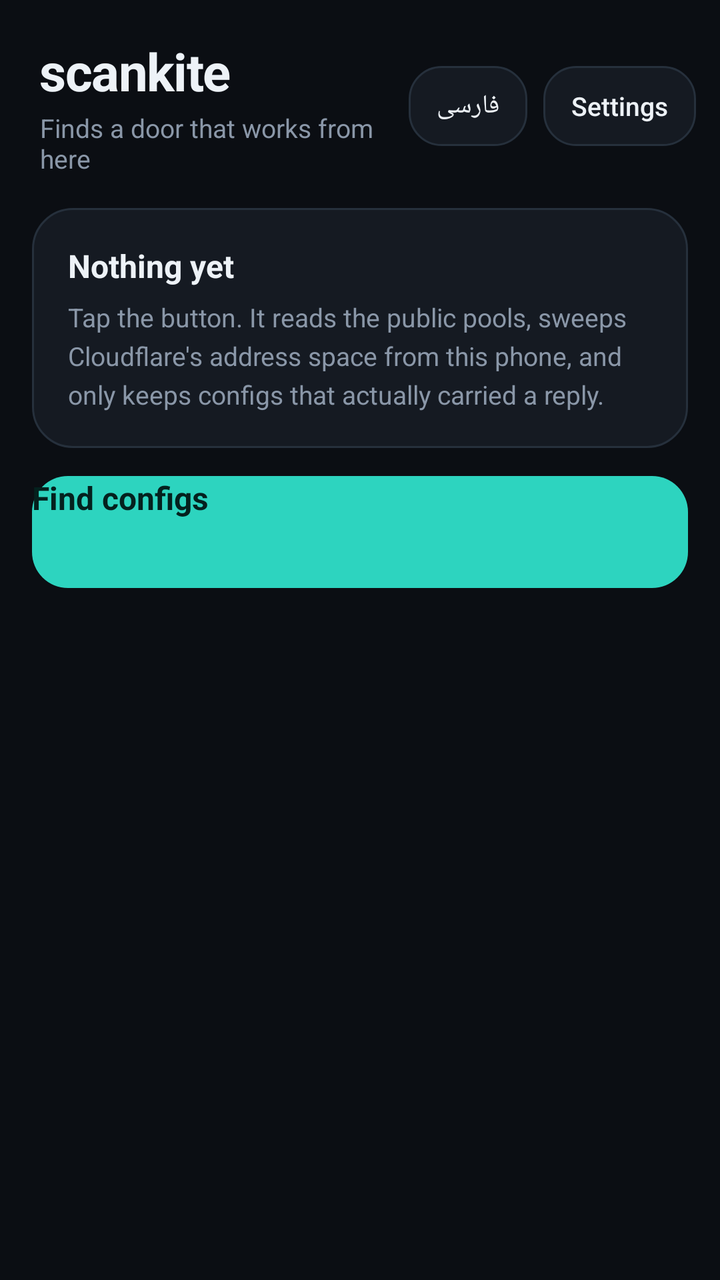
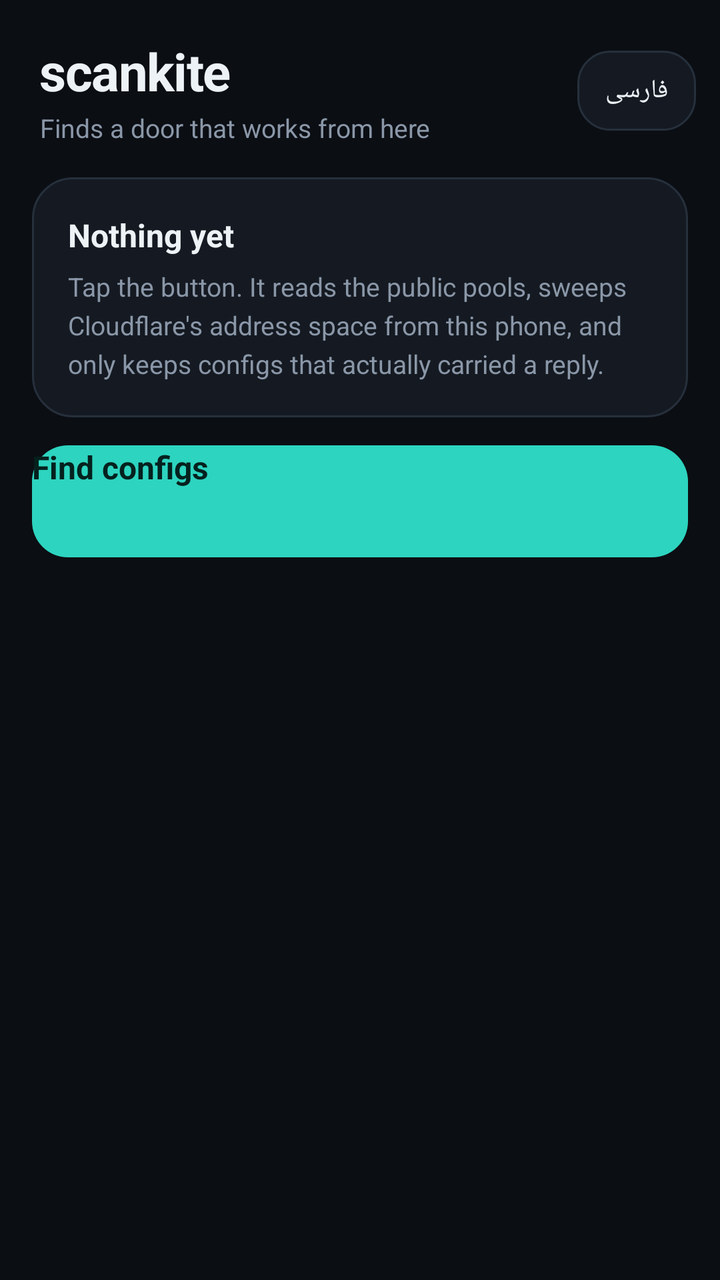

The first picture is an Android layout as it rendered before a commit; the second is the same layout after the commit. The layout source and the unified diff follow.
<!-- AndroidManifest.xml: application theme AppTheme -->
<!-- res/layout/activity_main.xml -->
<?xml version="1.0" encoding="utf-8"?>
<LinearLayout xmlns:android="http://schemas.android.com/apk/res/android"
    android:layout_width="match_parent"
    android:layout_height="match_parent"
    android:orientation="vertical"
    android:background="@color/screen"
    android:fitsSystemWindows="true">

    
    <LinearLayout
        android:layout_width="match_parent"
        android:layout_height="wrap_content"
        android:orientation="horizontal"
        android:gravity="center_vertical"
        android:paddingStart="20dp"
        android:paddingEnd="12dp"
        android:paddingTop="18dp"
        android:paddingBottom="10dp">

        <LinearLayout
            android:layout_width="0dp"
            android:layout_height="wrap_content"
            android:layout_weight="1"
            android:orientation="vertical">

            <TextView
                android:id="@+id/title"
                android:layout_width="wrap_content"
                android:layout_height="wrap_content"
                android:text="@string/app_name"
                android:textColor="@color/ink"
                android:textSize="26sp"
                android:textStyle="bold"
                android:letterSpacing="-0.02" />

            <TextView
                android:id="@+id/tagline"
                android:layout_width="wrap_content"
                android:layout_height="wrap_content"
                android:layout_marginTop="2dp"
                android:text="@string/tagline"
                android:textColor="@color/ink_dim"
                android:textSize="13sp" />
        </LinearLayout>

        <Button
            android:id="@+id/language"
            style="?android:attr/borderlessButtonStyle"
            android:layout_width="wrap_content"
            android:layout_height="40dp"
            android:minWidth="0dp"
            android:paddingStart="14dp"
            android:paddingEnd="14dp"
            android:background="@drawable/bg_ghost"
            android:text="@string/language"
            android:textAllCaps="false"
            android:textColor="@color/ink"
            android:textSize="13sp" />

        <Button
            android:id="@+id/settings"
            style="?android:attr/borderlessButtonStyle"
            android:layout_width="wrap_content"
            android:layout_height="40dp"
            android:layout_marginStart="8dp"
            android:minWidth="0dp"
            android:paddingStart="14dp"
            android:paddingEnd="14dp"
            android:background="@drawable/bg_ghost"
            android:text="@string/settings"
            android:textAllCaps="false"
            android:textColor="@color/ink"
            android:textSize="13sp" />
    </LinearLayout>

    
    <LinearLayout
        android:id="@+id/status_card"
        android:layout_width="match_parent"
        android:layout_height="wrap_content"
        android:layout_marginStart="16dp"
        android:layout_marginEnd="16dp"
        android:layout_marginTop="6dp"
        android:orientation="vertical"
        android:background="@drawable/bg_card"
        android:padding="18dp">

        <TextView
            android:id="@+id/status_title"
            android:layout_width="match_parent"
            android:layout_height="wrap_content"
            android:text="@string/idle_title"
            android:textColor="@color/ink"
            android:textSize="16sp"
            android:textStyle="bold" />

        <TextView
            android:id="@+id/status_body"
            android:layout_width="match_parent"
            android:layout_height="wrap_content"
            android:layout_marginTop="6dp"
            android:text="@string/idle_body"
            android:textColor="@color/ink_dim"
            android:textSize="13sp"
            android:lineSpacingExtra="4dp" />

        <ProgressBar
            android:id="@+id/progress"
            style="?android:attr/progressBarStyleHorizontal"
            android:layout_width="match_parent"
            android:layout_height="6dp"
            android:layout_marginTop="14dp"
            android:visibility="gone"
            android:indeterminate="false"
            android:max="4"
            android:progressTint="@color/accent"
            android:progressBackgroundTint="@color/surface_high" />
    </LinearLayout>

    
    <Button
        android:id="@+id/action"
        android:layout_width="match_parent"
        android:layout_height="56dp"
        android:layout_marginStart="16dp"
        android:layout_marginEnd="16dp"
        android:layout_marginTop="14dp"
        android:background="@drawable/bg_button"
        android:text="@string/start"
        android:textAllCaps="false"
        android:textColor="@color/on_accent"
        android:textSize="16sp"
        android:textStyle="bold"
        android:stateListAnimator="@null" />

    
    <ScrollView
        android:id="@+id/scroll"
        android:layout_width="match_parent"
        android:layout_height="0dp"
        android:layout_weight="1"
        android:layout_marginTop="12dp"
        android:clipToPadding="false"
        android:paddingBottom="8dp"
        android:scrollbars="none">

        <LinearLayout
            android:id="@+id/results"
            android:layout_width="match_parent"
            android:layout_height="wrap_content"
            android:orientation="vertical"
            android:paddingStart="16dp"
            android:paddingEnd="16dp" />
    </ScrollView>

    
    <LinearLayout
        android:id="@+id/bottom"
        android:layout_width="match_parent"
        android:layout_height="wrap_content"
        android:orientation="horizontal"
        android:visibility="gone"
        android:background="@color/surface"
        android:padding="12dp">

        <Button
            android:id="@+id/copy_all"
            android:layout_width="0dp"
            android:layout_height="50dp"
            android:layout_weight="1"
            android:background="@drawable/bg_button"
            android:text="@string/copy_all"
            android:textAllCaps="false"
            android:textColor="@color/on_accent"
            android:textStyle="bold"
            android:textSize="15sp"
            android:stateListAnimator="@null" />

        <Button
            android:id="@+id/copy_sub"
            android:layout_width="0dp"
            android:layout_height="50dp"
            android:layout_weight="1"
            android:layout_marginStart="10dp"
            android:background="@drawable/bg_ghost"
            android:text="@string/copy_sub"
            android:textAllCaps="false"
            android:textColor="@color/ink"
            android:textSize="15sp"
            android:stateListAnimator="@null" />
    </LinearLayout>
</LinearLayout>
<!-- resources referenced by this layout -->
<resources>
  <color name="accent">#2DD4BF</color>
  <color name="ink">#EDF2F7</color>
  <color name="ink_dim">#8A97A8</color>
  <color name="on_accent">#04211E</color>
  <color name="screen">#0B0E13</color>
  <color name="surface">#151A22</color>
  <color name="surface_high">#1D242E</color>
  <!-- drawable bg_button (drawable) -->
  <?xml version="1.0" encoding="utf-8"?>
  <selector xmlns:android="http://schemas.android.com/apk/res/android">
      <item android:state_enabled="false"><shape android:shape="rectangle">
          <solid android:color="@color/surface_high" /><corners android:radius="18dp" /></shape></item>
      <item android:state_pressed="true"><shape android:shape="rectangle">
          <solid android:color="@color/accent_deep" /><corners android:radius="18dp" /></shape></item>
      <item><shape android:shape="rectangle">
          <solid android:color="@color/accent" /><corners android:radius="18dp" /></shape></item>
  </selector>
  <!-- drawable bg_card (drawable) -->
  <?xml version="1.0" encoding="utf-8"?>
  <shape xmlns:android="http://schemas.android.com/apk/res/android" android:shape="rectangle">
      <solid android:color="@color/surface" />
      <corners android:radius="20dp" />
      <stroke android:width="1dp" android:color="@color/line" />
  </shape>
  <!-- drawable bg_ghost (drawable) -->
  <?xml version="1.0" encoding="utf-8"?>
  <selector xmlns:android="http://schemas.android.com/apk/res/android">
      <item android:state_pressed="true"><shape android:shape="rectangle">
          <solid android:color="@color/surface_high" /><corners android:radius="16dp" />
          <stroke android:width="1dp" android:color="@color/line" /></shape></item>
      <item><shape android:shape="rectangle">
          <solid android:color="@color/surface" /><corners android:radius="16dp" />
          <stroke android:width="1dp" android:color="@color/line" /></shape></item>
  </selector>
  <string name="app_name">scankite</string>
  <string name="copy_all">Copy all</string>
  <string name="copy_sub">Copy as subscription</string>
  <string name="idle_body">Tap the button. It reads the public pools, sweeps Cloudflare\'s address space from this phone, and only keeps configs that actually carried a reply.</string>
  <string name="idle_title">Nothing yet</string>
  <string name="language">فارسی</string>
  <string name="settings">Settings</string>
  <string name="start">Find configs</string>
  <string name="tagline">Finds a door that works from here</string>
  <style name="AppTheme" parent="@android:style/Theme.Material.NoActionBar">
          <item name="android:colorAccent">@color/accent</item>
          <item name="android:colorPrimary">@color/surface</item>
          <item name="android:windowBackground">@color/screen</item>
          <item name="android:statusBarColor">@color/screen</item>
          <item name="android:navigationBarColor">@color/screen</item>
          <item name="android:textColorPrimary">@color/ink</item>
          <item name="android:textColorSecondary">@color/ink_dim</item>
      </style>
  <color name="accent_deep">#0F766E</color>
  <color name="line">#26303C</color>
</resources>

<!-- the commit's change to res/layout/activity_main.xml (unified diff, before → after) -->
@@ -57,20 +57,7 @@
             android:textColor="@color/ink"
             android:textSize="13sp" />
 
-        <Button
-            android:id="@+id/settings"
-            style="?android:attr/borderlessButtonStyle"
-            android:layout_width="wrap_content"
-            android:layout_height="40dp"
-            android:layout_marginStart="8dp"
-            android:minWidth="0dp"
-            android:paddingStart="14dp"
-            android:paddingEnd="14dp"
-            android:background="@drawable/bg_ghost"
-            android:text="@string/settings"
-            android:textAllCaps="false"
-            android:textColor="@color/ink"
-            android:textSize="13sp" />
+
     </LinearLayout>
 
     
<!-- resource entries referenced after the edit -->
@@ -40,7 +40,6 @@
   <string name="idle_body">Tap the button. It reads the public pools, sweeps Cloudflare\'s address space from this phone, and only keeps configs that actually carried a reply.</string>
   <string name="idle_title">Nothing yet</string>
   <string name="language">فارسی</string>
-  <string name="settings">Settings</string>
   <string name="start">Find configs</string>
   <string name="tagline">Finds a door that works from here</string>
   <style name="AppTheme" parent="@android:style/Theme.Material.NoActionBar">
